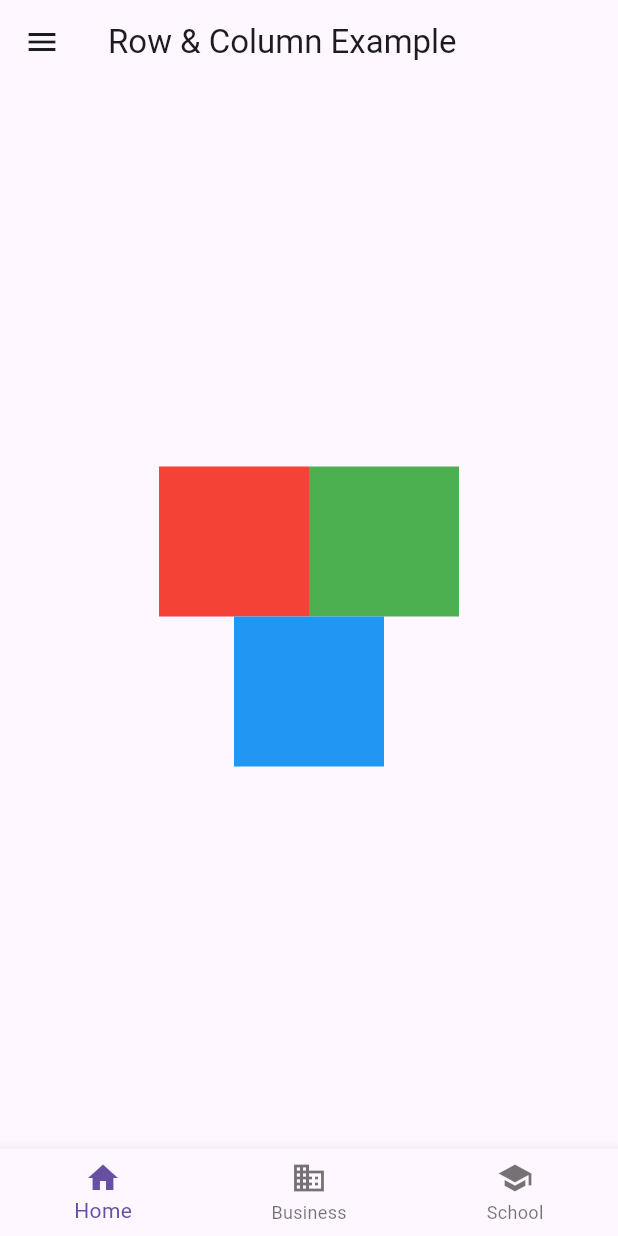
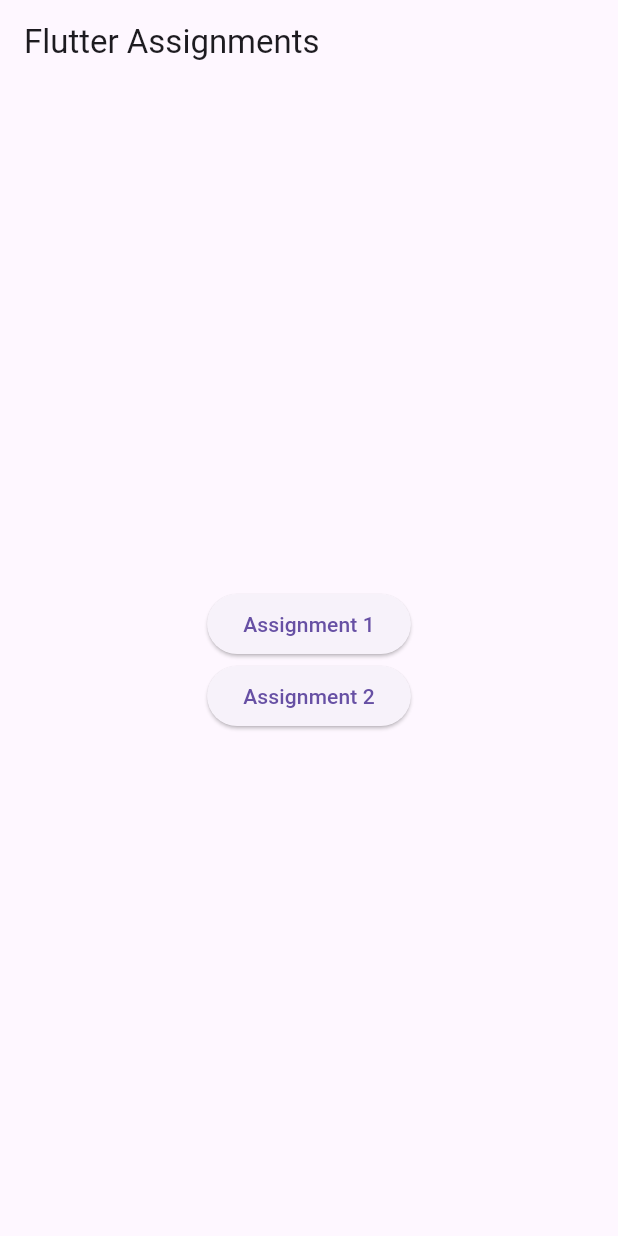
Before and after one commit to anshika9946/Assignment-1, a Flutter app: the screen it shows after launch, on a phone screen of 412 x 824 dp. Run offline on Flutter 3.47's test engine with Material 3 defaults, Android fonts, the phone set to English and light mode, and no system bars.

Commit message:
Home page button Setup

```diff
--- a/lib/main.dart
+++ b/lib/main.dart
@@ -1,20 +1,58 @@
 import 'package:flutter/material.dart';
-import 'package:my_app/assignment1.dart';
-// import 'package:my_app/assignment2.dart';
-// import 'package:my_app/assignment3.dart';
-// import 'package:my_app/assignment4.dart';
-// import 'package:my_app/assignment5.dart';
+import 'assignment1.dart';
+import 'assignment2.dart';
 
-void main() => runApp(const MyApp());
+void main() {
+  runApp(const MyApp());
+}
 
 class MyApp extends StatelessWidget {
   const MyApp({super.key});
 
   @override
   Widget build(BuildContext context) {
-    return const MaterialApp(
-      title: 'Assignment 1',
-      home: Assignment1(),
+    return MaterialApp(
+      title: 'Flutter Assignments',
+      theme: ThemeData(
+        primarySwatch: Colors.blue,
+      ),
+      home: MainPage(),
     );
   }
 }
+
+class MainPage extends StatelessWidget {
+  @override
+  Widget build(BuildContext context) {
+    return Scaffold(
+      appBar: AppBar(
+        title: const Text('Flutter Assignments'),
+      ),
+      body: Center(
+        child: Column(
+          mainAxisAlignment: MainAxisAlignment.center,
+          children: [
+            ElevatedButton(
+              onPressed: () {
+                Navigator.push(
+                  context,
+                  MaterialPageRoute(builder: (context) => const Assignment1()),
+                );
+              },
+              child: const Text('Assignment 1'),
+            ),
+            ElevatedButton(
+              onPressed: () {
+                Navigator.push(
+                  context,
+                  MaterialPageRoute(builder: (context) => const Assignment2()),
+                );
+              },
+              child: const Text('Assignment 2'),
+            ),
+          ],
+        ),
+      ),
+    );
+  }
+}
```
Also changed, not shown: lib/assignment2.dart (+79 -0 lines).
